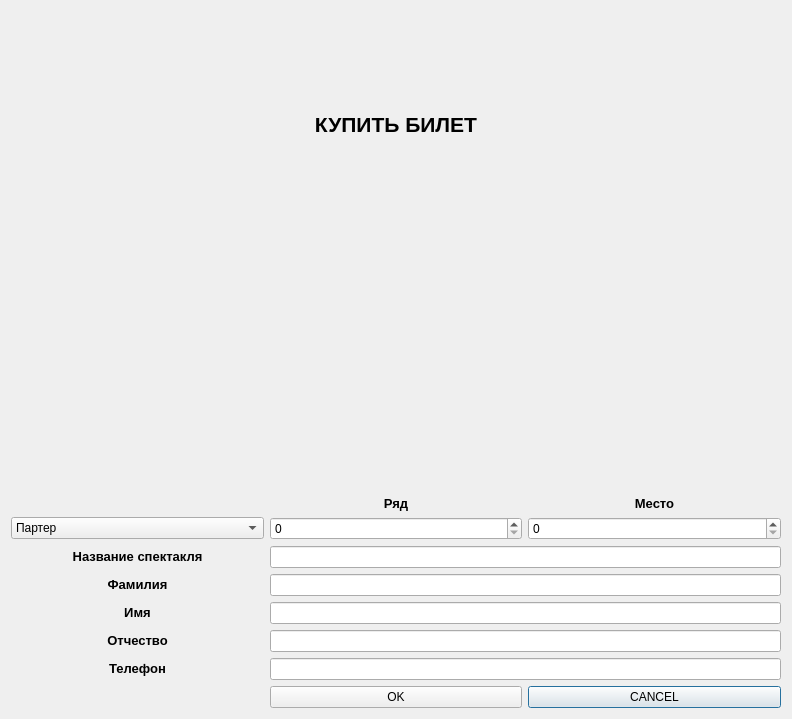
Above: ByTicket.ui from GoerVenfoch/IS_Theatre before the change. Below: the same form after it.
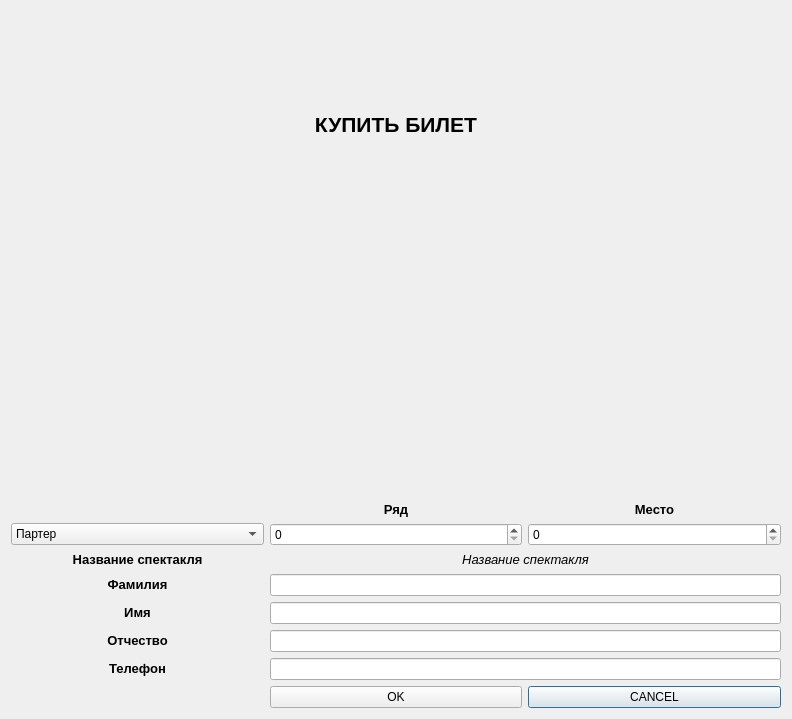
That is the form after the change. Icons and pictures are not drawn.

```diff
--- a/ByTicket.ui
+++ b/ByTicket.ui
@@ -151,7 +151,11 @@
       </widget>
      </item>
      <item row="3" column="1" colspan="2">
-      <widget class="QLineEdit" name="performanceedit"/>
+      <widget class="QLabel" name="performanceLabel">
+       <property name="text">
+        <string>&lt;html&gt;&lt;head/&gt;&lt;body&gt;&lt;p align=&quot;center&quot;&gt;&lt;span style=&quot; font-size:10pt; font-style:italic;&quot;&gt;Название спектакля&lt;/span&gt;&lt;/p&gt;&lt;/body&gt;&lt;/html&gt;</string>
+       </property>
+      </widget>
      </item>
     </layout>
    </item>
```
